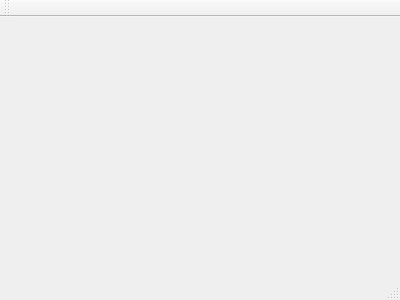
Above: RPSLS/homescreen.ui from mnxoid/pllug before the change. Below: the same form after it.
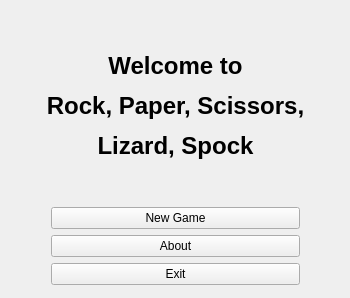
That is the form after the change.

```diff
--- a/RPSLS/homescreen.ui
+++ b/RPSLS/homescreen.ui
@@ -1,24 +1,190 @@
 <ui version="4.0">
  <class>HomeScreen</class>
- <widget class="QMainWindow" name="HomeScreen" >
-  <property name="geometry" >
+ <widget class="QMainWindow" name="HomeScreen">
+  <property name="geometry">
    <rect>
     <x>0</x>
     <y>0</y>
-    <width>400</width>
-    <height>300</height>
+    <width>350</width>
+    <height>298</height>
    </rect>
   </property>
   <property name="windowTitle" >
    <string>HomeScreen</string>
   </property>
-  <widget class="QMenuBar" name="menuBar" />
-  <widget class="QToolBar" name="mainToolBar" />
-  <widget class="QWidget" name="centralWidget" />
-  <widget class="QStatusBar" name="statusBar" />
+  <widget class="QWidget" name="centralWidget">
+   <widget class="QWidget" name="verticalLayoutWidget">
+    <property name="geometry">
+     <rect>
+      <x>0</x>
+      <y>0</y>
+      <width>351</width>
+      <height>297</height>
+     </rect>
+    </property>
+    <layout class="QVBoxLayout" name="verticalLayout">
+     <item>
+      <widget class="QLabel" name="label">
+       <property name="sizePolicy">
+        <sizepolicy hsizetype="Preferred" vsizetype="Fixed">
+         <horstretch>0</horstretch>
+         <verstretch>0</verstretch>
+        </sizepolicy>
+       </property>
+       <property name="minimumSize">
+        <size>
+         <width>300</width>
+         <height>190</height>
+        </size>
+       </property>
+       <property name="text">
+        <string>&lt;html&gt;&lt;head/&gt;&lt;body&gt;&lt;p align=&quot;center&quot;&gt;&lt;span style=&quot; font-size:18pt; font-weight:600;&quot;&gt;Welcome to&lt;/span&gt;&lt;/p&gt;&lt;p align=&quot;center&quot;&gt;&lt;span style=&quot; font-size:18pt; font-weight:600;&quot;&gt;Rock, Paper, Scissors,&lt;/span&gt;&lt;/p&gt;&lt;p align=&quot;center&quot;&gt;&lt;span style=&quot; font-size:18pt; font-weight:600;&quot;&gt;Lizard, Spock&lt;/span&gt;&lt;/p&gt;&lt;/body&gt;&lt;/html&gt;</string>
+       </property>
+      </widget>
+     </item>
+     <item>
+      <layout class="QHBoxLayout" name="horizontalLayout_3">
+       <item>
+        <spacer name="horizontalSpacer_5">
+         <property name="orientation">
+          <enum>Qt::Horizontal</enum>
+         </property>
+         <property name="sizeType">
+          <enum>QSizePolicy::Fixed</enum>
+         </property>
+         <property name="sizeHint" stdset="0">
+          <size>
+           <width>40</width>
+           <height>10</height>
+          </size>
+         </property>
+        </spacer>
+       </item>
+       <item>
+        <widget class="QPushButton" name="pushButton_3">
+         <property name="text">
+          <string>New Game</string>
+         </property>
+        </widget>
+       </item>
+       <item>
+        <spacer name="horizontalSpacer_6">
+         <property name="orientation">
+          <enum>Qt::Horizontal</enum>
+         </property>
+         <property name="sizeType">
+          <enum>QSizePolicy::Fixed</enum>
+         </property>
+         <property name="sizeHint" stdset="0">
+          <size>
+           <width>40</width>
+           <height>10</height>
+          </size>
+         </property>
+        </spacer>
+       </item>
+      </layout>
+     </item>
+     <item>
+      <layout class="QHBoxLayout" name="horizontalLayout">
+       <property name="sizeConstraint">
+        <enum>QLayout::SetDefaultConstraint</enum>
+       </property>
+       <property name="topMargin">
+        <number>0</number>
+       </property>
+       <property name="bottomMargin">
+        <number>0</number>
+       </property>
+       <item>
+        <spacer name="horizontalSpacer">
+         <property name="orientation">
+          <enum>Qt::Horizontal</enum>
+         </property>
+         <property name="sizeType">
+          <enum>QSizePolicy::Fixed</enum>
+         </property>
+         <property name="sizeHint" stdset="0">
+          <size>
+           <width>40</width>
+           <height>10</height>
+          </size>
+         </property>
+        </spacer>
+       </item>
+       <item>
+        <widget class="QPushButton" name="pushButton_2">
+         <property name="text">
+          <string>About</string>
+         </property>
+        </widget>
+       </item>
+       <item>
+        <spacer name="horizontalSpacer_2">
+         <property name="orientation">
+          <enum>Qt::Horizontal</enum>
+         </property>
+         <property name="sizeType">
+          <enum>QSizePolicy::Fixed</enum>
+         </property>
+         <property name="sizeHint" stdset="0">
+          <size>
+           <width>40</width>
+           <height>10</height>
+          </size>
+         </property>
+        </spacer>
+       </item>
+      </layout>
+     </item>
+     <item>
+      <layout class="QHBoxLayout" name="horizontalLayout_2">
+       <item>
+        <spacer name="horizontalSpacer_3">
+         <property name="orientation">
+          <enum>Qt::Horizontal</enum>
+         </property>
+         <property name="sizeType">
+          <enum>QSizePolicy::Fixed</enum>
+         </property>
+         <property name="sizeHint" stdset="0">
+          <size>
+           <width>40</width>
+           <height>10</height>
+          </size>
+         </property>
+        </spacer>
+       </item>
+       <item>
+        <widget class="QPushButton" name="pushButton">
+         <property name="text">
+          <string>Exit</string>
+         </property>
+        </widget>
+       </item>
+       <item>
+        <spacer name="horizontalSpacer_4">
+         <property name="orientation">
+          <enum>Qt::Horizontal</enum>
+         </property>
+         <property name="sizeType">
+          <enum>QSizePolicy::Fixed</enum>
+         </property>
+         <property name="sizeHint" stdset="0">
+          <size>
+           <width>40</width>
+           <height>10</height>
+          </size>
+         </property>
+        </spacer>
+       </item>
+      </layout>
+     </item>
+    </layout>
+   </widget>
+  </widget>
  </widget>
- <layoutDefault spacing="6" margin="11" />
- <pixmapfunction></pixmapfunction>
+ <layoutdefault spacing="6" margin="11"/>
  <resources/>
  <connections/>
 </ui>
```
Left out of the diff: 5 changed lines with no effect on the pictures.
